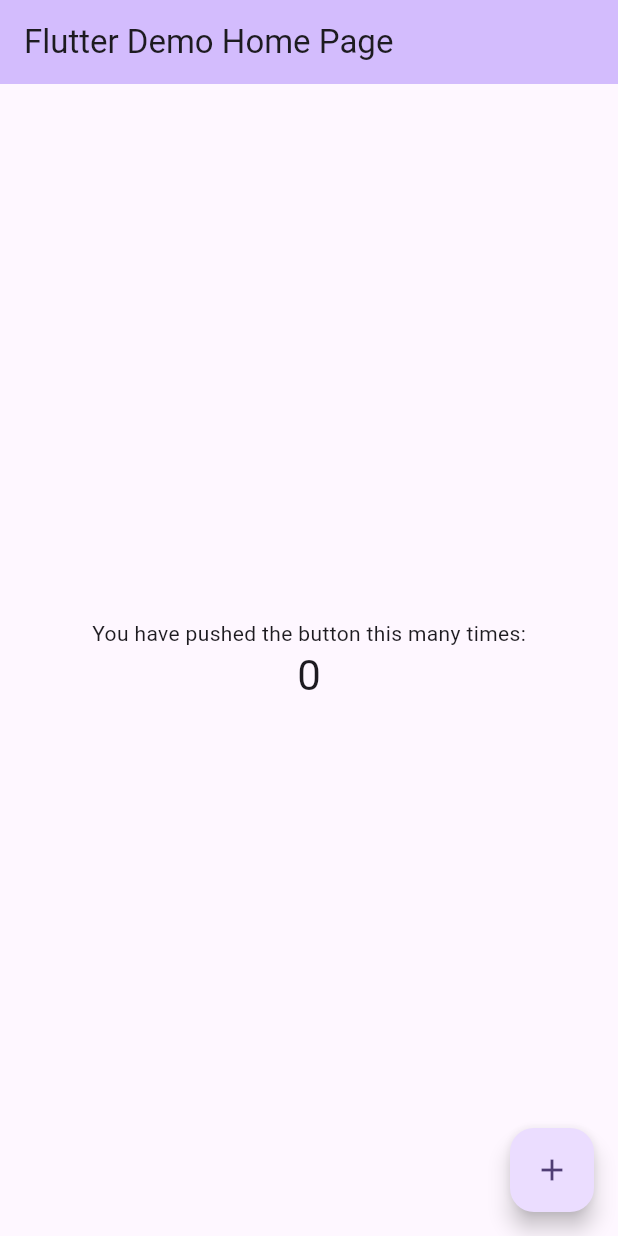
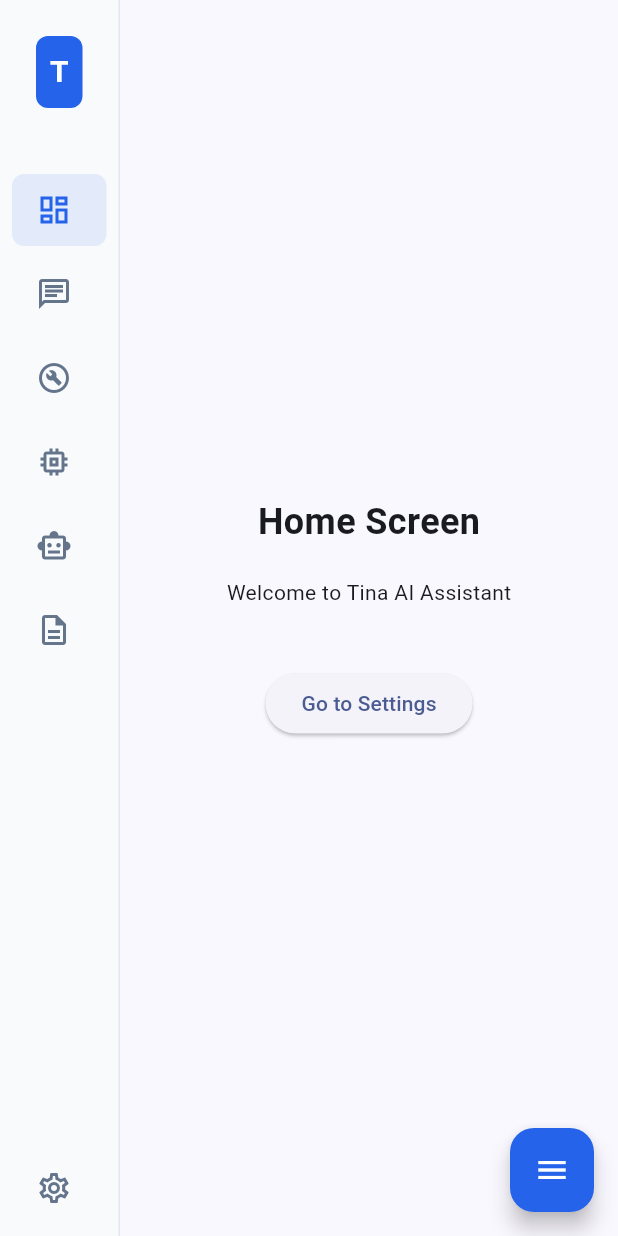
Before and after one commit to tina-chat/tina-app, a Flutter app: the screen it shows after launch, on a phone screen of 412 x 824 dp. Run offline on Flutter 3.47's test engine with Material 3 defaults, Android fonts, the phone set to English and light mode, and no system bars; our stand-ins replace go_router, google_fonts; missing offline and left inert: widgetbook, widgetbook_annotation.

Commit message:
add app sidebar

```diff
--- a/apps/tina_app/lib/main.dart
+++ b/apps/tina_app/lib/main.dart
@@ -1,4 +1,6 @@
 import 'package:flutter/material.dart';
+import 'router/app_router.dart';
+import 'widgets/tina_sidebar.dart';
 
 void main() {
   runApp(const MyApp());
@@ -7,116 +9,26 @@ void main() {
 class MyApp extends StatelessWidget {
   const MyApp({super.key});
 
-  // This widget is the root of your application.
   @override
   Widget build(BuildContext context) {
-    return MaterialApp(
-      title: 'Flutter Demo',
+    return MaterialApp.router(
+      title: 'Tina App',
       theme: ThemeData(
-        // This is the theme of your application.
-        //
-        // TRY THIS: Try running your application with "flutter run". You'll see
-        // the application has a purple toolbar. Then, without quitting the app,
-        // try changing the seedColor in the colorScheme below to Colors.green
-        // and then invoke "hot reload" (save your changes or press the "hot
-        // reload" button in a Flutter-supported IDE, or press "r" if you used
-        // the command line to start the app).
-        //
-        // Notice that the counter didn't reset back to zero; the application
-        // state is not lost during the reload. To reset the state, use hot
-        // restart instead.
-        //
-        // This works for code too, not just values: Most code changes can be
-        // tested with just a hot reload.
-        colorScheme: ColorScheme.fromSeed(seedColor: Colors.deepPurple),
+        colorScheme: ColorScheme.fromSeed(seedColor: const Color(0xFF2563EB)),
+        useMaterial3: true,
       ),
-      home: const MyHomePage(title: 'Flutter Demo Home Page'),
+      routerConfig: appRouter,
     );
   }
 }
 
-class MyHomePage extends StatefulWidget {
-  const MyHomePage({super.key, required this.title});
+class AppLayout extends StatelessWidget {
+  const AppLayout({super.key, required this.child});
 
-  // This widget is the home page of your application. It is stateful, meaning
-  // that it has a State object (defined below) that contains fields that affect
-  // how it looks.
-
-  // This class is the configuration for the state. It holds the values (in this
-  // case the title) provided by the parent (in this case the App widget) and
-  // used by the build method of the State. Fields in a Widget subclass are
-  // always marked "final".
-
-  final String title;
-
-  @override
-  State<MyHomePage> createState() => _MyHomePageState();
-}
-
-class _MyHomePageState extends State<MyHomePage> {
-  int _counter = 0;
-
-  void _incrementCounter() {
-    setState(() {
-      // This call to setState tells the Flutter framework that something has
-      // changed in this State, which causes it to rerun the build method below
-      // so that the display can reflect the updated values. If we changed
-      // _counter without calling setState(), then the build method would not be
-      // called again, and so nothing would appear to happen.
-      _counter++;
-    });
-  }
+  final Widget child;
 
   @override
   Widget build(BuildContext context) {
-    // This method is rerun every time setState is called, for instance as done
-    // by the _incrementCounter method above.
-    //
-    // The Flutter framework has been optimized to make rerunning build methods
-    // fast, so that you can just rebuild anything that needs updating rather
-    // than having to individually change instances of widgets.
-    return Scaffold(
-      appBar: AppBar(
-        // TRY THIS: Try changing the color here to a specific color (to
-        // Colors.amber, perhaps?) and trigger a hot reload to see the AppBar
-        // change color while the other colors stay the same.
-        backgroundColor: Theme.of(context).colorScheme.inversePrimary,
-        // Here we take the value from the MyHomePage object that was created by
-        // the App.build method, and use it to set our appbar title.
-        title: Text(widget.title),
-      ),
-      body: Center(
-        // Center is a layout widget. It takes a single child and positions it
-        // in the middle of the parent.
-        child: Column(
-          // Column is also a layout widget. It takes a list of children and
-          // arranges them vertically. By default, it sizes itself to fit its
-          // children horizontally, and tries to be as tall as its parent.
-          //
-          // Column has various properties to control how it sizes itself and
-          // how it positions its children. Here we use mainAxisAlignment to
-          // center the children vertically; the main axis here is the vertical
-          // axis because Columns are vertical (the cross axis would be
-          // horizontal).
-          //
-          // TRY THIS: Invoke "debug painting" (choose the "Toggle Debug Paint"
-          // action in the IDE, or press "p" in the console), to see the
-          // wireframe for each widget.
-          mainAxisAlignment: MainAxisAlignment.center,
-          children: <Widget>[
-            const Text('You have pushed the button this many times:'),
-            Text(
-              '$_counter',
-              style: Theme.of(context).textTheme.headlineMedium,
-            ),
-          ],
-        ),
-      ),
-      floatingActionButton: FloatingActionButton(
-        onPressed: _incrementCounter,
-        tooltip: 'Increment',
-        child: const Icon(Icons.add),
-      ), // This trailing comma makes auto-formatting nicer for build methods.
-    );
+    return TinaSidebar(child: child);
   }
 }
--- /dev/null
+++ b/apps/tina_app/lib/router/app_router.dart
@@ -0,0 +1,47 @@
+import 'package:go_router/go_router.dart';
+import '../main.dart';
+import '../screens/home/home_screen.dart';
+import '../screens/settings/settings_screen.dart';
+import '../screens/chats/chat_screen.dart';
+import '../screens/tools/tools_screen.dart';
+import '../screens/models/models_screen.dart';
+import '../screens/agents/agents_screen.dart';
+import '../screens/prompts/prompts_screen.dart';
+
+final appRouter = GoRouter(
+  routes: [
+    ShellRoute(
+      builder: (context, state, child) => AppLayout(child: child),
+      routes: [
+        GoRoute(
+          path: '/',
+          builder: (context, state) => const HomeScreen(),
+        ),
+        GoRoute(
+          path: '/chats',
+          builder: (context, state) => const ChatScreen(),
+        ),
+        GoRoute(
+          path: '/tools',
+          builder: (context, state) => const ToolsScreen(),
+        ),
+        GoRoute(
+          path: '/models',
+          builder: (context, state) => const ModelsScreen(),
+        ),
+        GoRoute(
+          path: '/agents',
+          builder: (context, state) => const AgentsScreen(),
+        ),
+        GoRoute(
+          path: '/prompts',
+          builder: (context, state) => const PromptsScreen(),
+        ),
+        GoRoute(
+          path: '/settings',
+          builder: (context, state) => const SettingsScreen(),
+        ),
+      ],
+    ),
+  ],
+);
--- /dev/null
+++ b/apps/tina_app/lib/screens/home/home_screen.dart
@@ -0,0 +1,33 @@
+import 'package:flutter/material.dart';
+import 'package:go_router/go_router.dart';
+
+class HomeScreen extends StatelessWidget {
+  const HomeScreen({super.key});
+
+  @override
+  Widget build(BuildContext context) {
+    return Scaffold(
+      body: Center(
+        child: Column(
+          mainAxisAlignment: MainAxisAlignment.center,
+          children: [
+            const Text(
+              'Home Screen',
+              style: TextStyle(
+                fontSize: 24,
+                fontWeight: FontWeight.bold,
+              ),
+            ),
+            const SizedBox(height: 20),
+            const Text('Welcome to Tina AI Assistant'),
+            const SizedBox(height: 40),
+            ElevatedButton(
+              onPressed: () => context.go('/settings'),
+              child: const Text('Go to Settings'),
+            ),
+          ],
+        ),
+      ),
+    );
+  }
+}
--- /dev/null
+++ b/apps/tina_app/lib/widgets/tina_sidebar.dart
@@ -0,0 +1,282 @@
+import 'package:flutter/material.dart';
+import 'package:go_router/go_router.dart';
+
+class TinaSidebar extends StatefulWidget {
+  const TinaSidebar({
+    super.key,
+    required this.child,
+    this.isInitiallyExpanded = true,
+  });
+
+  final Widget child;
+  final bool isInitiallyExpanded;
+
+  @override
+  State<TinaSidebar> createState() => _TinaSidebarState();
+}
+
+class _TinaSidebarState extends State<TinaSidebar>
+    with SingleTickerProviderStateMixin {
+  late bool _isExpanded;
+  late AnimationController _animationController;
+  late Animation<double> _animation;
+
+  @override
+  void initState() {
+    super.initState();
+    _isExpanded = widget.isInitiallyExpanded;
+    _animationController = AnimationController(
+      duration: const Duration(milliseconds: 200),
+      vsync: this,
+    );
+    _animation = CurvedAnimation(
+      parent: _animationController,
+      curve: Curves.easeInOut,
+    );
+
+    if (_isExpanded) {
+      _animationController.value = 1.0;
+    }
+  }
+
+  @override
+  void dispose() {
+    _animationController.dispose();
+    super.dispose();
+  }
+
+  void _toggleSidebar() {
+    setState(() {
+      _isExpanded = !_isExpanded;
+      if (_isExpanded) {
+        _animationController.forward();
+      } else {
+        _animationController.reverse();
+      }
+    });
+  }
+
+  @override
+  Widget build(BuildContext context) {
+    final isSmallScreen = MediaQuery.of(context).size.width < 768;
+
+    // Auto-collapse on small screens
+    if (isSmallScreen && _isExpanded) {
+      WidgetsBinding.instance.addPostFrameCallback((_) {
+        if (mounted) {
+          setState(() {
+            _isExpanded = false;
+            _animationController.reverse();
+          });
+        }
+      });
+    }
+
+    return Scaffold(
+      body: Row(
+        children: [
+          // Sidebar
+          AnimatedBuilder(
+            animation: _animation,
+            builder: (context, child) {
+              return Container(
+                width: _isExpanded ? 280 : 80,
+                decoration: BoxDecoration(
+                  color: const Color(0xFFF8FAFC),
+                  border: const Border(
+                    right: BorderSide(color: Color(0xFFE2E8F0), width: 1),
+                  ),
+                  boxShadow: [
+                    BoxShadow(
+                      color: Colors.black.withValues(alpha: 0.05),
+                      offset: const Offset(2, 0),
+                      blurRadius: 8,
+                    ),
+                  ],
+                ),
+                child: Column(
+                  children: [
+                    // Logo Section
+                    _buildLogoSection(),
+
+                    // Navigation Items
+                    Expanded(child: _buildNavigationItems()),
+
+                    // Settings at bottom
+                    _buildSettingsSection(),
+                  ],
+                ),
+              );
+            },
+          ),
+
+          // Main Content
+          Expanded(child: widget.child),
+        ],
+      ),
+
+      // Floating action button for mobile toggle
+      floatingActionButton: isSmallScreen
+          ? FloatingActionButton(
+              onPressed: _toggleSidebar,
+              backgroundColor: const Color(0xFF2563EB),
+              child: Icon(
+                _isExpanded ? Icons.close : Icons.menu,
+                color: Colors.white,
+              ),
+            )
+          : null,
+    );
+  }
+
+  Widget _buildLogoSection() {
+    return Container(
+      padding: const EdgeInsets.all(24),
+      child: _isExpanded
+          ? Container(
+              height: 48,
+              decoration: BoxDecoration(
+                color: const Color(0xFF2563EB),
+                borderRadius: BorderRadius.circular(8),
+              ),
+              child: const Center(
+                child: Text(
+                  'TINA',
+                  style: TextStyle(
+                    fontSize: 20,
+                    fontWeight: FontWeight.bold,
+                    color: Colors.white,
+                  ),
+                ),
+              ),
+            )
+          : Container(
+              height: 48,
+              width: 48,
+              decoration: BoxDecoration(
+                color: const Color(0xFF2563EB),
+                borderRadius: BorderRadius.circular(8),
+              ),
+              child: const Center(
+                child: Text(
+                  'T',
+                  style: TextStyle(
+                    fontSize: 20,
+                    fontWeight: FontWeight.bold,
+                    color: Colors.white,
+                  ),
+                ),
+              ),
+            ),
+    );
+  }
+
+  Widget _buildNavigationItems() {
+    final navigationItems = [
+      {'icon': Icons.dashboard_outlined, 'label': 'Home', 'route': '/'},
+      {'icon': Icons.chat_outlined, 'label': 'Chats', 'route': '/chats'},
+      {'icon': Icons.build_circle_outlined, 'label': 'Tools', 'route': '/tools'},
+      {'icon': Icons.memory_outlined, 'label': 'Models', 'route': '/models'},
+      {'icon': Icons.smart_toy_outlined, 'label': 'Agents', 'route': '/agents'},
+      {'icon': Icons.description_outlined, 'label': 'Prompts', 'route': '/prompts'},
+    ];
+
+    return Padding(
+      padding: const EdgeInsets.symmetric(vertical: 16),
+      child: Column(
+        children: navigationItems.map((item) {
+          final currentRoute = GoRouterState.of(context).uri.toString();
+          final isActive =
+              currentRoute == item['route'] ||
+              (item['route'] != '/' &&
+                  currentRoute.startsWith(item['route'] as String));
+
+          return Padding(
+            padding: const EdgeInsets.symmetric(horizontal: 8, vertical: 4),
+            child: _NavigationItem(
+              icon: item['icon'] as IconData,
+              text: _isExpanded ? item['label'] as String : null,
+              isActive: isActive,
+              onTap: () => context.go(item['route'] as String),
+            ),
+          );
+        }).toList(),
+      ),
+    );
+  }
+
+  Widget _buildSettingsSection() {
+    final isActive = GoRouterState.of(context).uri.toString() == '/settings';
+
+    return Padding(
+      padding: const EdgeInsets.all(8),
+      child: _NavigationItem(
+        icon: Icons.settings_outlined,
+        text: _isExpanded ? 'Settings' : null,
+        isActive: isActive,
+        onTap: () => context.go('/settings'),
+      ),
+    );
+  }
+}
+
+class _NavigationItem extends StatelessWidget {
+  const _NavigationItem({
+    required this.icon,
+    this.text,
+    required this.isActive,
+    required this.onTap,
+  });
+
+  final IconData icon;
+  final String? text;
+  final bool isActive;
+  final VoidCallback onTap;
+
+  @override
+  Widget build(BuildContext context) {
+    return Material(
+      color: Colors.transparent,
+      child: InkWell(
+        onTap: onTap,
+        borderRadius: BorderRadius.circular(8),
+        child: Container(
+          padding: const EdgeInsets.symmetric(horizontal: 16, vertical: 12),
+          decoration: BoxDecoration(
+            color: isActive
+                ? const Color(0xFF2563EB).withValues(alpha: 0.1)
+                : Colors.transparent,
+            borderRadius: BorderRadius.circular(8),
+          ),
+          child: Row(
+            children: [
+              Icon(
+                icon,
+                size: 24,
+                color: isActive
+                    ? const Color(0xFF2563EB)
+                    : const Color(0xFF64748B),
+              ),
+              if (text != null) ...[
+                const SizedBox(width: 12),
+                Expanded(
+                  child: Text(
+                    text!,
+                    style: TextStyle(
+                      fontSize: 14,
+                      fontWeight: isActive ? FontWeight.w600 : FontWeight.w400,
+                      color: isActive
+                          ? const Color(0xFF2563EB)
+                          : const Color(0xFF334155),
+                    ),
+                    overflow: TextOverflow.ellipsis,
+                  ),
+                ),
+              ],
+            ],
+          ),
+        ),
+      ),
+    );
+  }
+}
--- a/apps/tina_app/pubspec.yaml
+++ b/apps/tina_app/pubspec.yaml
@@ -34,6 +34,9 @@ dependencies:
   uuid: ^4.5.1
 
   json_annotation: ^4.9.0
+  go_router: ^16.2.4
+  tina_ui: ^0.1.0+1
+  iconsax: ^0.0.8
 
 dev_dependencies:
   flutter_test:
```
Also changed, not shown: apps/tina_app/lib/screens/agents/agents_screen.dart (added, +39 -0 lines), apps/tina_app/lib/screens/chats/chat_screen.dart (added, +39 -0 lines), apps/tina_app/lib/screens/models/models_screen.dart (added, +39 -0 lines), apps/tina_app/lib/screens/prompts/prompts_screen.dart (added, +39 -0 lines), apps/tina_app/lib/screens/settings/settings_screen.dart (added, +33 -0 lines), apps/tina_app/lib/screens/tools/tools_screen.dart (added, +39 -0 lines), pubspec.lock, pubspec.yaml (line endings or trailing spaces), 2 other files.
